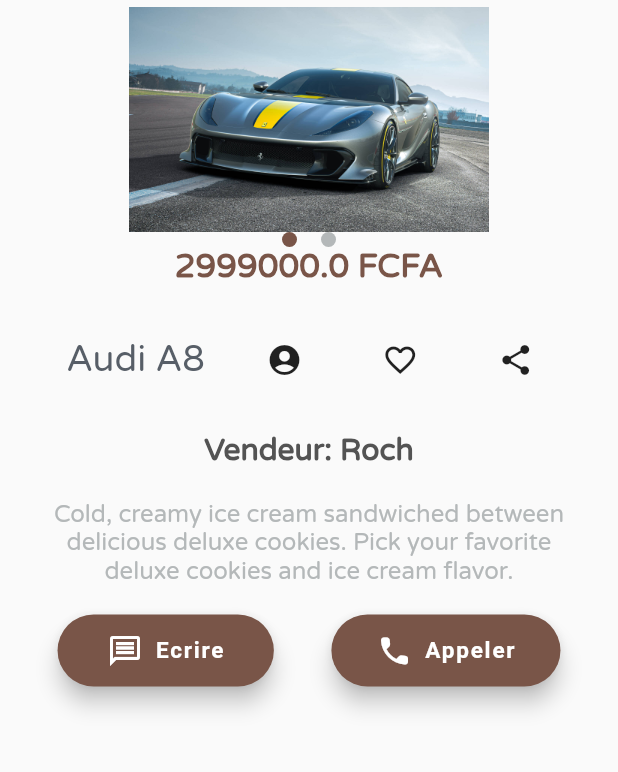
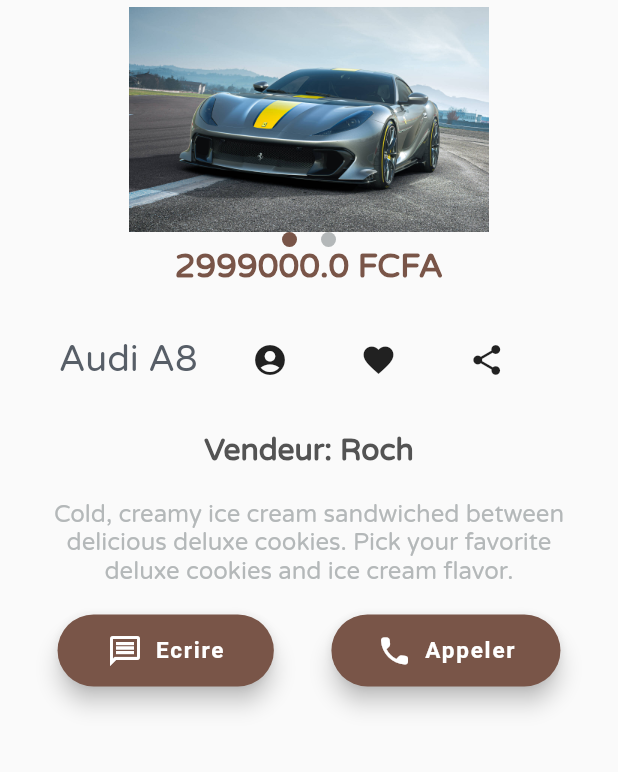
Before and after one commit to ILBOUDO-hub/prototype, a Flutter app: the screen it shows after launch, item 2 of the bottom bar chosen, after a tap on "-Promo", on a phone screen of 412 x 824 dp, the part 176-948 px from its top. Run offline on Flutter 3.47's test engine with Material 2 defaults, Android fonts, the phone set to English and light mode, and no system bars; drawn by our look-alikes of smooth_page_indicator; our stand-ins replace firebase_auth, image_picker; missing offline and left inert: chat_list, dialog_alert, whatsapp_unilink; accounts and stored records are empty; project files that could hold a hidden picture were left out.

Commit message:
Design user and others

```diff
--- a/lib/home.dart
+++ b/lib/home.dart
@@ -38,7 +38,7 @@ class _MyHomePageState extends State<MyHomePage> {
                         //Le Inkwell retourne Showdetail avec les details des articles en parametres
                         onTap: () {
                           Navigator.of(context).push(MaterialPageRoute(
-                              builder: (context) => CookieDetail(
+                              builder: (context) => ProduitDetail(
                                   assetPath1: gleinfo.imgPath1,
                                   assetPath2: gleinfo.imgPath2,
                                   cookieprice: gleinfo.price,
--- a/lib/screens/categories/Promo.dart
+++ b/lib/screens/categories/Promo.dart
@@ -14,7 +14,6 @@ class _PromoState extends State<Promo> {
     //BuildList recupere tous les articles a travers une boucle et les affiches dans un container
     for (var i = 0; i < gateau.length; i++) {
       final gleinfo = gateau[i];
-      final String nameposter = gleinfo.name;
       final String cookiecategorie = gleinfo.categorie;
       //final String categorieposter = gleinfo.name;
       if (cookiecategorie == "voiture") {
@@ -22,7 +21,7 @@ class _PromoState extends State<Promo> {
 
         movieOscar.add(Container(
           //  width: 260,
-          color: Color.fromARGB(255, 252, 252, 249),
+          color: const Color.fromARGB(255, 252, 252, 249),
           //  padding: EdgeInsets.all(8.0),
           child: Card(
             elevation: 1.0,
@@ -38,7 +37,7 @@ class _PromoState extends State<Promo> {
                           //Le Inkwell retourne Showdetail avec les details des articles en parametres
                           onTap: () {
                             Navigator.of(context).push(MaterialPageRoute(
-                                builder: (context) => CookieDetail(
+                                builder: (context) => ProduitDetail(
                                     assetPath1: gleinfo.imgPath1,
                                     assetPath2: gleinfo.imgPath2,
                                     cookieprice: gleinfo.price,
@@ -67,16 +66,16 @@ class _PromoState extends State<Promo> {
                                 gleinfo.isFavorite
                                     ? Container(
                                       color: Colors.brown,
-                                      child: Text("-Promo",
-                                                                style: const TextStyle(
+                                      child: const  Text("-Promo",
+                                                                style: TextStyle(
                               color: Colors.white,
                               fontFamily: 'Varela',
                               fontSize: 14.0)),
                                     )
                                     : Container(
                                       color: Colors.brown,
-                                      child: Text("-Promo",
-                                                                style: const TextStyle(
+                                      child: const Text("-Promo",
+                                                                style: TextStyle(
                               color: Colors.white,
                               fontFamily: 'Varela',
                               fontSize: 14.0)),
@@ -86,8 +85,8 @@ class _PromoState extends State<Promo> {
                                     Container(
                                       // Code pour le nombre de photo.
                                       width: 38,
-                                      margin: EdgeInsets.only(top: 60.0, left: 100.0),
-                                      padding: EdgeInsets.all(2),
+                                      margin:const EdgeInsets.only(top: 60.0, left: 100.0),
+                                      padding:const EdgeInsets.all(2),
                                       decoration: BoxDecoration(
                                         color: Colors.white.withOpacity(.30),
                                         borderRadius: BorderRadius.circular(8),
@@ -169,7 +168,7 @@ class _PromoState extends State<Promo> {
             width: MediaQuery.of(context).size.width - 30.0,
             height: MediaQuery.of(context).size.height - 50.0,
             child: GridView.count(
-              physics: NeverScrollableScrollPhysics(),
+              physics: const NeverScrollableScrollPhysics(),
               childAspectRatio: 0.815,
               crossAxisCount: 2,
               shrinkWrap: true,
--- a/lib/screens/categories/accessoire.dart
+++ b/lib/screens/categories/accessoire.dart
@@ -14,7 +14,6 @@ class _AccessoireState extends State<Accessoire> {
     //BuildList recupere tous les articles a travers une boucle et les affiches dans un container
     for (var i = 0; i < gateau.length; i++) {
       final gleinfo = gateau[i];
-      final String nameposter = gleinfo.name;
       final String cookiecategorie = gleinfo.categorie;
       //final String categorieposter = gleinfo.name;
       if (cookiecategorie == "mode") {
@@ -38,7 +37,7 @@ class _AccessoireState extends State<Accessoire> {
                           //Le Inkwell retourne Showdetail avec les details des articles en parametres
                           onTap: () {
                             Navigator.of(context).push(MaterialPageRoute(
-                                builder: (context) => CookieDetail(
+                                builder: (context) => ProduitDetail(
                                     assetPath1: gleinfo.imgPath1,
                                     assetPath2: gleinfo.imgPath2,
                                     cookieprice: gleinfo.price,
@@ -140,7 +139,7 @@ class _AccessoireState extends State<Accessoire> {
             width: MediaQuery.of(context).size.width - 30.0,
             height: MediaQuery.of(context).size.height - 50.0,
             child: GridView.count(
-              physics: NeverScrollableScrollPhysics(),
+              physics: const NeverScrollableScrollPhysics(),
               childAspectRatio: 0.815,
               crossAxisCount: 2,
               shrinkWrap: true,
--- a/lib/screens/categories/produit_detail.dart
+++ b/lib/screens/categories/produit_detail.dart
@@ -1,27 +1,34 @@
 import 'package:flutter/material.dart';
+import 'package:prototype/screens/categories/edit.dart';
 import 'package:prototype/screens/galerie.dart';
 import 'package:prototype/screens/parametres/favoris.dart';
 import 'package:whatsapp_unilink/whatsapp_unilink.dart';
 import 'package:url_launcher/url_launcher.dart';
 import 'package:smooth_page_indicator/smooth_page_indicator.dart';
-import 'package:flutter_image_slider/carousel.dart';
 
-class CookieDetail extends StatelessWidget {
+class ProduitDetail extends StatelessWidget {
   final assetPath1,
       assetPath2,
       cookieauteur,
       cookieprice,
       cookiename,
       cookiecategorie;
+  //  isFavorite;
   final _controller = PageController();
 
-  CookieDetail(
-      {this.assetPath1,
+  ProduitDetail({
+    this.assetPath1,
     this.assetPath2,
     this.cookieauteur,
     this.cookieprice,
     this.cookiename,
-      this.cookiecategorie});
+    this.cookiecategorie,
+    //this.isFavorite
+  });
+
+  bool isPressed = true;
+  bool isPressed2 = true;
+  bool isHighlighted = true;
   @override
   Widget build(BuildContext context) {
     String cookieprices = cookieprice.toString();
@@ -135,15 +142,56 @@ class CookieDetail extends StatelessWidget {
                             cookieauteur: cookieauteur)));
                   }),
                 ),
-                IconButton(
-                  icon: const Icon(Icons.favorite_border),
+                /*InkWell(
+                  highlightColor: Colors.transparent,
+                  splashColor: Colors.transparent,
+                  onHighlightChanged: (value) {
+                    setState(() {
+                      isHighlighted = !isHighlighted;
+                    });
+                  },
+                  onTap: () {
+                    setState(() {
+                      isPressed2 = !isPressed2;
+                    });
+                  },
+                  child: AnimatedContainer(
+                      margin: EdgeInsets.all(isHighlighted ? 0 : 25),
+                      height: isHighlighted ? 50 : 45,
+                      width: isHighlighted ? 50 : 45,
+                      curve: Curves.fastLinearToSlowEaseIn,
+                      duration: Duration(milliseconds: 300),
+                      decoration: BoxDecoration(
+                        boxShadow: [
+                          BoxShadow(
+                            color: Colors.black.withOpacity(0.2),
+                            blurRadius: 20,
+                            offset: Offset(5, 10),
+                          )
+                        ],
+                        color: Colors.white,
+                        shape: BoxShape.circle,
+                      ),
+                      child: isPressed2
+                          ? Icon(
+                              Icons.favorite_border,
+                              color: Colors.black.withOpacity(0.6),
+                            )
+                          : Icon(
+                              Icons.favorite,
+                              color: Colors.pink.withOpacity(1.0),
+                            )),
+                ),*/
+                cookieauteur != "Brice"
+                    ? IconButton(
+                        //Differnt de celui qui a posté qlors il peut aimer les articles
+                        icon: const Icon(Icons.favorite),
                         onPressed: (() {
-                    Navigator.push(context,
-                        MaterialPageRoute(builder: (BuildContext context) {
-                      return Favoris();
-                    }));
+                          Navigator.of(context).push(MaterialPageRoute(
+                              builder: (context) => Favoris()));
                         }),
-                ),
+                      )
+                    : Container(),
                 IconButton(
                   icon: const Icon(Icons.share),
                   onPressed: (() {
@@ -155,7 +203,22 @@ class CookieDetail extends StatelessWidget {
                             cookiename: cookiename,
                             cookieauteur: cookieauteur)));
                   }),
+                ),
+                cookieauteur == "Brice"
+                    ? IconButton(
+                        //Celui qui a posté peut modifier son article et non les mettre en favoris
+                        icon: const Icon(Icons.edit),
+                  onPressed: (() {
+                    Navigator.of(context).push(MaterialPageRoute(
+                        builder: (context) => Edit(
+                            assetPath1: assetPath1,
+                            assetPath2: assetPath2,
+                            cookieprice: cookieprice,
+                            cookiename: cookiename,
+                            cookieauteur: cookieauteur)));
+                  }),
                       )
+                    : Container(),
               ],
             ),
           ),
@@ -227,6 +290,8 @@ class CookieDetail extends StatelessWidget {
       ]),
     );
   }
+
+  void setState(Null Function() param0) {}
 }
 
 _makingPhoneCall() async {
--- a/lib/screens/category.dart
+++ b/lib/screens/category.dart
@@ -24,26 +24,6 @@ class _CategoryState extends State<Category>
   @override
   Widget build(BuildContext context) {
     return Scaffold(
-      /*appBar: AppBar(
-        backgroundColor: Colors.white,
-        elevation: 0.0,
-        centerTitle: true,
-        leading: IconButton(
-          icon: Icon(Icons.arrow_back, color: Color(0xFF545D68)),
-          onPressed: () {},
-        ),
-        title: Text('Pickup',
-            style: TextStyle(
-                fontFamily: 'Varela',
-                fontSize: 20.0,
-                color: Color(0xFF545D68))),
-        actions: <Widget>[
-          IconButton(
-            icon: Icon(Icons.notifications_none, color: Color(0xFF545D68)),
-            onPressed: () {},
-          ),
-        ],
-      ),*/
       body: ListView(
         physics: const NeverScrollableScrollPhysics(),
         padding: const EdgeInsets.only(left: 20.0),
@@ -105,6 +85,7 @@ class _CategoryState extends State<Category>
                 child: TabBarView(
                   controller: _tabController,
                   children: [
+                    //liste des widgets pour chaque page de categorie
                     Promo(),
                     Accessoire(),
                     Engins(),
```
Also changed, not shown: lib/screens/categories/appareil.dart (+5 -7 lines), lib/screens/categories/edit.dart (added, +336 -0 lines), lib/screens/categories/engins.dart (+5 -6 lines), lib/screens/categories/immobilier.dart (+7 -6 lines), lib/screens/galerie.dart (+7 -6 lines), lib/screens/parametres/favoris.dart (+2 -9 lines), lib/screens/parametres/galerie.dart (+4 -5 lines). Lines whose indentation alone changed are shown as unchanged.
